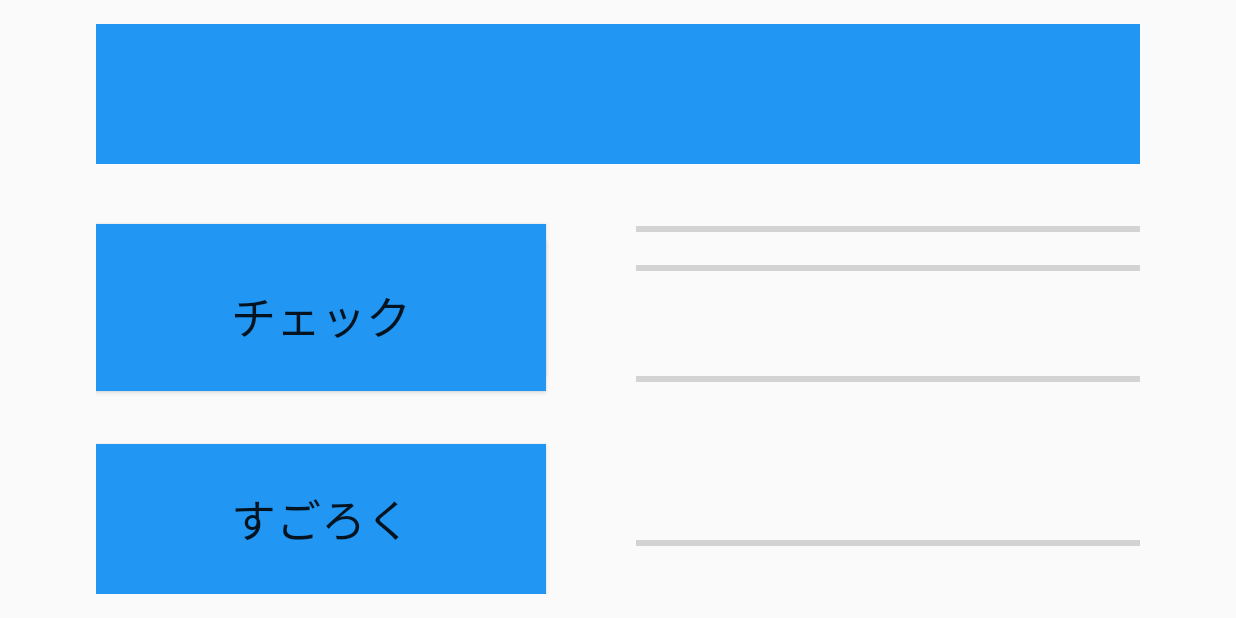
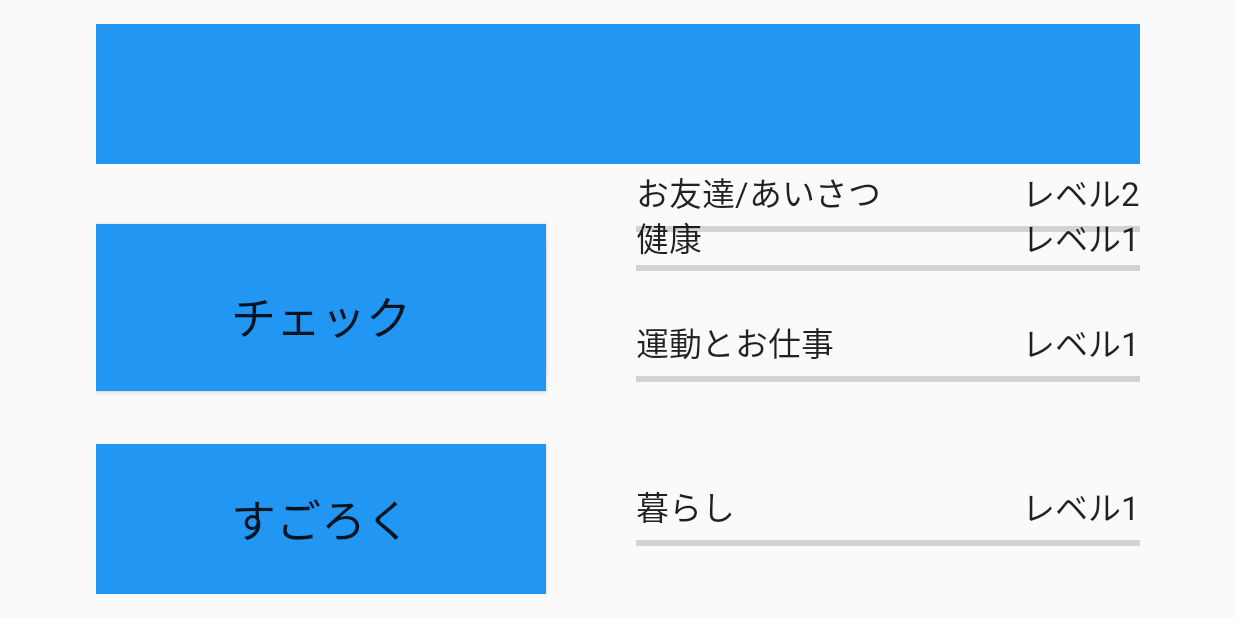
Before and after one commit to ShintakuNobuhiro/gungun, an Android app: the LevelActivity screen opened directly, with no data from a screen before it, on a phone screen of 824 x 412 dp (held sideways). Run offline under Robolectric (Android 15) with nearby library versions, the phone set to English and light mode, and no system bars; 7 statements that could not run were skipped.

Commit message:
Fix text

```diff
--- a/app/src/main/java/com/example/shintaku/test/Setting2Activity.java
+++ b/app/src/main/java/com/example/shintaku/test/Setting2Activity.java
@@ -30,10 +30,9 @@ public class Setting2Activity extends AppCompatActivity {
         TextView a = (TextView)this.findViewById(R.id.textView);
         final int category = Integer.parseInt(tr.getSetting(Settings.subject.TEXT));
 
-        if(category == 1) {
-            a.setText("健康");
-        } else if (category == 2) {
-            a.setText("お友達/あいさつ");
+        if(category >= 1 || category <= 4) {
+            final int id []= {R.string.genre1, R.string.genre2, R.string.genre3, R.string.genre4};
+            a.setText(id[category]);
         } else {
             a.setText("error");
         }
--- a/app/src/main/java/com/example/shintaku/test/SettingActivity.java
+++ b/app/src/main/java/com/example/shintaku/test/SettingActivity.java
@@ -64,7 +64,7 @@ public class SettingActivity extends AppCompatActivity {
 
             }
         });
-        btn = (Button) this.findViewById(R.id.checkButton3); //お友達・あいさつ
+        btn = (Button) this.findViewById(R.id.checkButton2); //お友達・あいさつ
         final Button finalBtn1 = btn;
         btn.setOnClickListener(new View.OnClickListener() {
             @Override
--- a/app/src/main/res/layout/activity_level.xml
+++ b/app/src/main/res/layout/activity_level.xml
@@ -129,4 +129,87 @@
         android:layout_marginLeft="60dp"
         android:layout_marginStart="60dp" />
 
+    <TextView
+        android:layout_width="wrap_content"
+        android:layout_height="wrap_content"
+        android:textAppearance="?android:attr/textAppearanceLarge"
+        android:text="@string/genre1"
+        android:id="@+id/textView3"
+        android:layout_marginTop="11dp"
+        android:layout_alignTop="@+id/textView2"
+        android:layout_alignLeft="@+id/textView2"
+        android:layout_alignStart="@+id/textView2" />
+
+    <TextView
+        android:layout_width="wrap_content"
+        android:layout_height="wrap_content"
+        android:textAppearance="?android:attr/textAppearanceLarge"
+        android:text="@string/genre2"
+        android:id="@+id/textView5"
+        android:layout_alignLeft="@+id/progressBar2"
+        android:layout_alignStart="@+id/progressBar2"
+        android:layout_above="@+id/progressBar2" />
+
+    <TextView
+        android:layout_width="wrap_content"
+        android:layout_height="wrap_content"
+        android:textAppearance="?android:attr/textAppearanceLarge"
+        android:text="@string/genre3"
+        android:id="@+id/textView6"
+        android:layout_alignBaseline="@+id/LevelView3"
+        android:layout_alignBottom="@+id/LevelView3"
+        android:layout_alignLeft="@+id/progressBar3"
+        android:layout_alignStart="@+id/progressBar3" />
+
+    <TextView
+        android:layout_width="wrap_content"
+        android:layout_height="wrap_content"
+        android:textAppearance="?android:attr/textAppearanceLarge"
+        android:text="@string/genre4"
+        android:id="@+id/textView7"
+        android:layout_alignBaseline="@+id/LevelView4"
+        android:layout_alignBottom="@+id/LevelView4"
+        android:layout_alignLeft="@+id/progressBar4"
+        android:layout_alignStart="@+id/progressBar4" />
+
+    <TextView
+        android:layout_width="wrap_content"
+        android:layout_height="wrap_content"
+        android:textAppearance="?android:attr/textAppearanceLarge"
+        android:text="レベル1"
+        android:id="@+id/LevelView1"
+        android:layout_alignTop="@+id/textView3"
+        android:layout_alignRight="@+id/progressBar"
+        android:layout_alignEnd="@+id/progressBar" />
+
+    <TextView
+        android:layout_width="wrap_content"
+        android:layout_height="wrap_content"
+        android:textAppearance="?android:attr/textAppearanceLarge"
+        android:text="レベル2"
+        android:id="@+id/LevelView2"
+        android:layout_above="@+id/progressBar2"
+        android:layout_alignRight="@+id/progressBar2"
+        android:layout_alignEnd="@+id/progressBar2" />
+
+    <TextView
+        android:layout_width="wrap_content"
+        android:layout_height="wrap_content"
+        android:textAppearance="?android:attr/textAppearanceLarge"
+        android:text="レベル1"
+        android:id="@+id/LevelView3"
+        android:layout_above="@+id/progressBar3"
+        android:layout_alignRight="@+id/progressBar3"
+        android:layout_alignEnd="@+id/progressBar3" />
+
+    <TextView
+        android:layout_width="wrap_content"
+        android:layout_height="wrap_content"
+        android:textAppearance="?android:attr/textAppearanceLarge"
+        android:text="レベル1"
+        android:id="@+id/LevelView4"
+        android:layout_above="@+id/progressBar4"
+        android:layout_alignRight="@+id/progressBar4"
+        android:layout_alignEnd="@+id/progressBar4" />
+
 </RelativeLayout>
--- a/app/src/main/res/layout/activity_setting.xml
+++ b/app/src/main/res/layout/activity_setting.xml
@@ -10,11 +10,11 @@
     <Button
         android:layout_width="wrap_content"
         android:layout_height="wrap_content"
-        android:text="健康"
+        android:text="@string/genre1"
         android:id="@+id/checkButton"
         android:checked="false"
         android:background="@color/blue"
-        android:textSize="40dp"
+        android:textSize="35dp"
         android:height="300dp"
         android:layout_alignParentTop="true"
         android:layout_alignLeft="@+id/checkButton3"
@@ -34,29 +34,29 @@
         android:background="@color/green"
         android:layout_alignParentRight="true"
         android:layout_alignParentEnd="true"
-        android:text="運動とお仕事"
-        android:clickable="false"
-        android:enabled="false"
+        android:text="@string/genre2"
+        android:textSize="35dp"
         android:layout_alignTop="@+id/checkButton"
         android:layout_above="@+id/checkButton3" />
 
     <Button
         android:layout_width="wrap_content"
         android:layout_height="wrap_content"
-        android:text="お友達/あいさつ"
+        android:text="@string/genre3"
         android:id="@+id/checkButton3"
         android:width="300dp"
         android:height="250dp"
         android:background="@color/orange"
+        android:clickable="false"
+        android:enabled="false"
         android:layout_toLeftOf="@+id/checkButton4"
         android:layout_toStartOf="@+id/checkButton4"
-        android:textSize="40dp"
         android:layout_alignParentBottom="true" />
 
     <Button
         android:layout_width="wrap_content"
         android:layout_height="wrap_content"
-        android:text="暮らし"
+        android:text="@string/genre4"
         android:id="@+id/checkButton4"
         android:width="300dp"
         android:height="250dp"
--- a/app/src/main/res/values/strings.xml
+++ b/app/src/main/res/values/strings.xml
@@ -10,4 +10,8 @@
     <string name="title_activity_setting">SettingActivity</string>
     <string name="title_activity_sugoroku">SugorokuActivity</string>
     <string name="title_activity_setting2">Setting2Activity</string>
+    <string name="genre1">健康</string>
+    <string name="genre2">お友達/あいさつ</string>
+    <string name="genre3">運動とお仕事</string>
+    <string name="genre4">暮らし</string>
 </resources>
```
